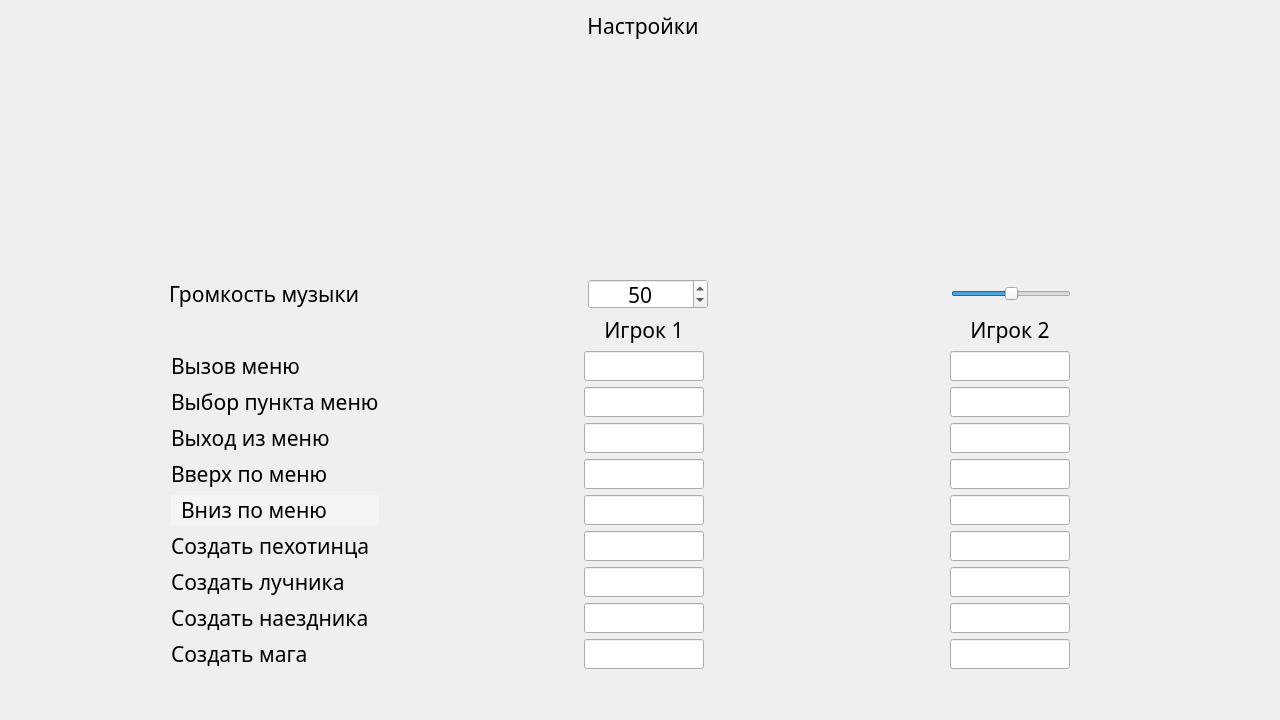
First picture: the form in BOTT/widget.ui, repository EugeneYarem/BOTT, before the edit.
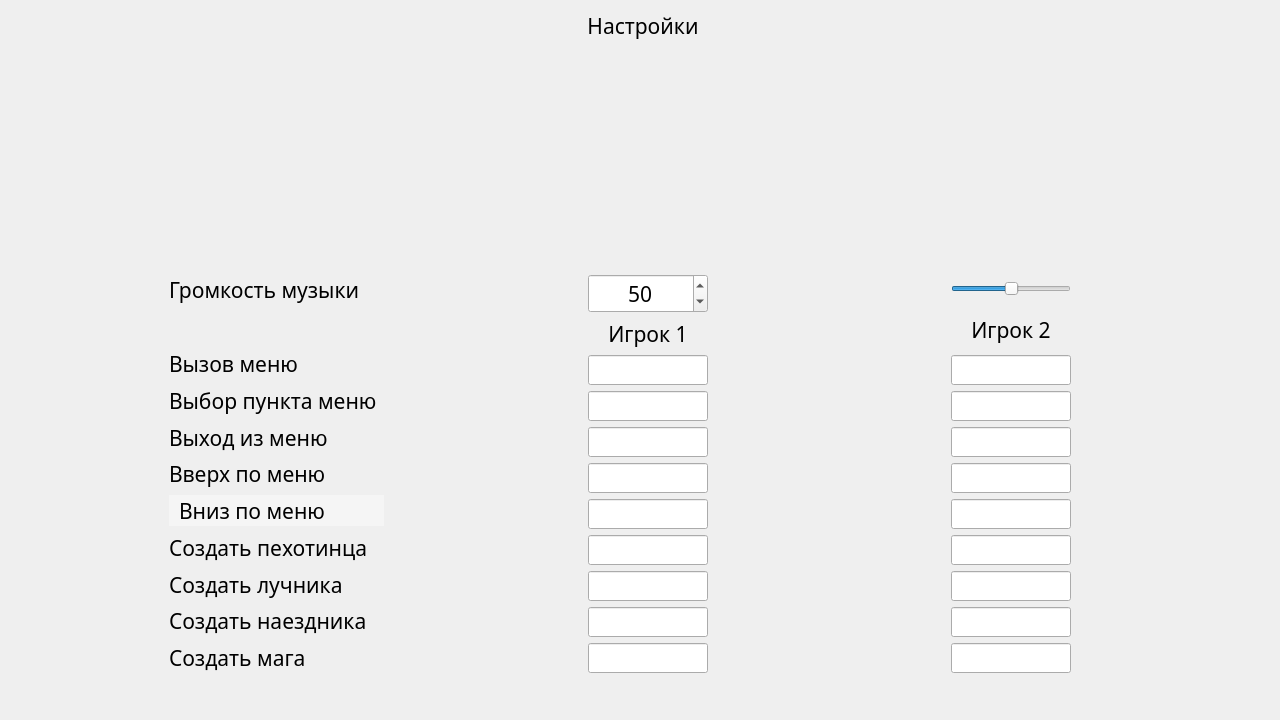
Second picture: the form after the edit. The open tabs and pages were chosen to show the change. Icons and pictures are not drawn.

```diff
--- a/BOTT/widget.ui
+++ b/BOTT/widget.ui
@@ -380,8 +380,8 @@
      </widget>
      <widget class="QWidget" name="settings">
       <layout class="QGridLayout" name="gridLayout_3">
-       <item row="0" column="0" rowspan="2" colspan="2">
-        <layout class="QVBoxLayout" name="verticalLayout_2">
+       <item row="0" column="0">
+        <layout class="QVBoxLayout" name="verticalLayout_5">
          <item>
           <layout class="QHBoxLayout" name="horizontalLayout_4">
            <item>
@@ -468,7 +468,7 @@
            </property>
            <property name="sizeHint" stdset="0">
             <size>
-             <width>1239</width>
+             <width>1257</width>
              <height>13</height>
             </size>
            </property>
@@ -546,194 +546,7 @@
           </spacer>
          </item>
          <item>
-          <layout class="QHBoxLayout" name="horizontalLayout_27">
-           <item>
-            <spacer name="horizontalSpacer_54">
-             <property name="orientation">
-              <enum>Qt::Horizontal</enum>
-             </property>
-             <property name="sizeHint" stdset="0">
-              <size>
-               <width>40</width>
-               <height>20</height>
-              </size>
-             </property>
-            </spacer>
-           </item>
-           <item>
-            <widget class="QLabel" name="labelSettingsSound">
-             <property name="minimumSize">
-              <size>
-               <width>215</width>
-               <height>30</height>
-              </size>
-             </property>
-             <property name="font">
-              <font>
-               <family>Century Gothic</family>
-               <pointsize>16</pointsize>
-               <weight>50</weight>
-               <bold>false</bold>
-              </font>
-             </property>
-             <property name="styleSheet">
-              <string notr="true"/>
-             </property>
-             <property name="text">
-              <string>Громкость музыки</string>
-             </property>
-            </widget>
-           </item>
-           <item>
-            <spacer name="horizontalSpacer_53">
-             <property name="orientation">
-              <enum>Qt::Horizontal</enum>
-             </property>
-             <property name="sizeHint" stdset="0">
-              <size>
-               <width>40</width>
-               <height>20</height>
-              </size>
-             </property>
-            </spacer>
-           </item>
-           <item>
-            <layout class="QHBoxLayout" name="horizontalLayout_25">
-             <item>
-              <spacer name="horizontalSpacer_5">
-               <property name="orientation">
-                <enum>Qt::Horizontal</enum>
-               </property>
-               <property name="sizeHint" stdset="0">
-                <size>
-                 <width>40</width>
-                 <height>20</height>
-                </size>
-               </property>
-              </spacer>
-             </item>
-             <item>
-              <widget class="QSpinBox" name="spinBox">
-               <property name="minimumSize">
-                <size>
-                 <width>120</width>
-                 <height>30</height>
-                </size>
-               </property>
-               <property name="font">
-                <font>
-                 <family>Century Gothic</family>
-                 <pointsize>16</pointsize>
-                </font>
-               </property>
-               <property name="alignment">
-                <set>Qt::AlignCenter</set>
-               </property>
-               <property name="maximum">
-                <number>100</number>
-               </property>
-               <property name="singleStep">
-                <number>1</number>
-               </property>
-               <property name="value">
-                <number>50</number>
-               </property>
-              </widget>
-             </item>
-             <item>
-              <spacer name="horizontalSpacer_6">
-               <property name="orientation">
-                <enum>Qt::Horizontal</enum>
-               </property>
-               <property name="sizeHint" stdset="0">
-                <size>
-                 <width>40</width>
-                 <height>20</height>
-                </size>
-               </property>
-              </spacer>
-             </item>
-            </layout>
-           </item>
-           <item>
-            <spacer name="horizontalSpacer_55">
-             <property name="orientation">
-              <enum>Qt::Horizontal</enum>
-             </property>
-             <property name="sizeHint" stdset="0">
-              <size>
-               <width>40</width>
-               <height>20</height>
-              </size>
-             </property>
-            </spacer>
-           </item>
-           <item>
-            <layout class="QHBoxLayout" name="horizontalLayout_26">
-             <item>
-              <spacer name="horizontalSpacer_51">
-               <property name="orientation">
-                <enum>Qt::Horizontal</enum>
-               </property>
-               <property name="sizeHint" stdset="0">
-                <size>
-                 <width>40</width>
-                 <height>20</height>
-                </size>
-               </property>
-              </spacer>
-             </item>
-             <item>
-              <widget class="QSlider" name="horizontalSlider">
-               <property name="minimumSize">
-                <size>
-                 <width>120</width>
-                 <height>30</height>
-                </size>
-               </property>
-               <property name="maximum">
-                <number>100</number>
-               </property>
-               <property name="value">
-                <number>50</number>
-               </property>
-               <property name="orientation">
-                <enum>Qt::Horizontal</enum>
-               </property>
-              </widget>
-             </item>
-             <item>
-              <spacer name="horizontalSpacer_52">
-               <property name="orientation">
-                <enum>Qt::Horizontal</enum>
-               </property>
-               <property name="sizeHint" stdset="0">
-                <size>
-                 <width>40</width>
-                 <height>20</height>
-                </size>
-               </property>
-              </spacer>
-             </item>
-            </layout>
-           </item>
-           <item>
-            <spacer name="horizontalSpacer_56">
-             <property name="orientation">
-              <enum>Qt::Horizontal</enum>
-             </property>
-             <property name="sizeHint" stdset="0">
-              <size>
-               <width>40</width>
-               <height>20</height>
-              </size>
-             </property>
-            </spacer>
-           </item>
-          </layout>
-         </item>
-         <item>
-          <layout class="QHBoxLayout" name="horizontalLayout_24">
+          <layout class="QHBoxLayout" name="horizontalLayout_3">
            <item>
             <spacer name="horizontalSpacer_50">
              <property name="orientation">
@@ -749,6 +562,30 @@
            </item>
            <item>
             <layout class="QVBoxLayout" name="verticalLayout_3">
+             <item>
+              <widget class="QLabel" name="labelSettingsSound">
+               <property name="minimumSize">
+                <size>
+                 <width>215</width>
+                 <height>32</height>
+                </size>
+               </property>
+               <property name="font">
+                <font>
+                 <family>Century Gothic</family>
+                 <pointsize>16</pointsize>
+                 <weight>50</weight>
+                 <bold>false</bold>
+                </font>
+               </property>
+               <property name="styleSheet">
+                <string notr="true"/>
+               </property>
+               <property name="text">
+                <string>Громкость музыки</string>
+               </property>
+              </widget>
+             </item>
              <item>
               <widget class="QLabel" name="label">
                <property name="minimumSize">
@@ -1002,7 +839,65 @@
             </spacer>
            </item>
            <item>
-            <layout class="QVBoxLayout" name="verticalLayout_4">
+            <layout class="QVBoxLayout" name="verticalLayout_2">
+             <item>
+              <layout class="QHBoxLayout" name="horizontalLayout_25">
+               <item>
+                <spacer name="horizontalSpacer_5">
+                 <property name="orientation">
+                  <enum>Qt::Horizontal</enum>
+                 </property>
+                 <property name="sizeHint" stdset="0">
+                  <size>
+                   <width>40</width>
+                   <height>20</height>
+                  </size>
+                 </property>
+                </spacer>
+               </item>
+               <item>
+                <widget class="QSpinBox" name="spinBox">
+                 <property name="minimumSize">
+                  <size>
+                   <width>120</width>
+                   <height>30</height>
+                  </size>
+                 </property>
+                 <property name="font">
+                  <font>
+                   <family>Century Gothic</family>
+                   <pointsize>16</pointsize>
+                  </font>
+                 </property>
+                 <property name="alignment">
+                  <set>Qt::AlignCenter</set>
+                 </property>
+                 <property name="maximum">
+                  <number>100</number>
+                 </property>
+                 <property name="singleStep">
+                  <number>1</number>
+                 </property>
+                 <property name="value">
+                  <number>50</number>
+                 </property>
+                </widget>
+               </item>
+               <item>
+                <spacer name="horizontalSpacer_6">
+                 <property name="orientation">
+                  <enum>Qt::Horizontal</enum>
+                 </property>
+                 <property name="sizeHint" stdset="0">
+                  <size>
+                   <width>40</width>
+                   <height>20</height>
+                  </size>
+                 </property>
+                </spacer>
+               </item>
+              </layout>
+             </item>
              <item>
               <layout class="QHBoxLayout" name="horizontalLayout_15">
                <item>
@@ -1682,7 +1577,56 @@
             </spacer>
            </item>
            <item>
-            <layout class="QVBoxLayout" name="verticalLayout_5">
+            <layout class="QVBoxLayout" name="verticalLayout_4">
+             <item>
+              <layout class="QHBoxLayout" name="horizontalLayout_26">
+               <item>
+                <spacer name="horizontalSpacer_51">
+                 <property name="orientation">
+                  <enum>Qt::Horizontal</enum>
+                 </property>
+                 <property name="sizeHint" stdset="0">
+                  <size>
+                   <width>40</width>
+                   <height>20</height>
+                  </size>
+                 </property>
+                </spacer>
+               </item>
+               <item>
+                <widget class="QSlider" name="horizontalSlider">
+                 <property name="minimumSize">
+                  <size>
+                   <width>120</width>
+                   <height>30</height>
+                  </size>
+                 </property>
+                 <property name="maximum">
+                  <number>100</number>
+                 </property>
+                 <property name="value">
+                  <number>50</number>
+                 </property>
+                 <property name="orientation">
+                  <enum>Qt::Horizontal</enum>
+                 </property>
+                </widget>
+               </item>
+               <item>
+                <spacer name="horizontalSpacer_52">
+                 <property name="orientation">
+                  <enum>Qt::Horizontal</enum>
+                 </property>
+                 <property name="sizeHint" stdset="0">
+                  <size>
+                   <width>40</width>
+                   <height>20</height>
+                  </size>
+                 </property>
+                </spacer>
+               </item>
+              </layout>
+             </item>
              <item>
               <layout class="QHBoxLayout" name="horizontalLayout_6">
                <item>
@@ -2367,8 +2311,8 @@
            </property>
            <property name="sizeHint" stdset="0">
             <size>
-             <width>20</width>
-             <height>40</height>
+             <width>1257</width>
+             <height>36</height>
             </size>
            </property>
           </spacer>
```
Left out of the diff: 4 changed lines with no effect on the pictures.
